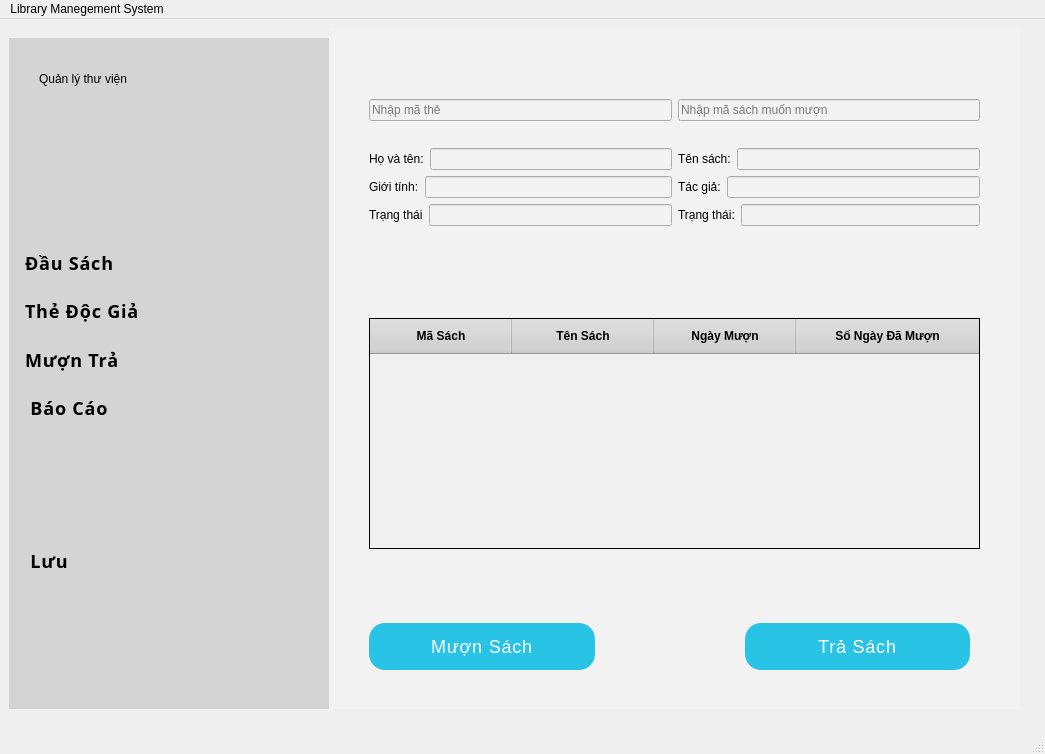
First picture: the form in librarymanage/librarymanagementsystem.ui, repository DTTaze/Qt-Library-Management, before the edit.
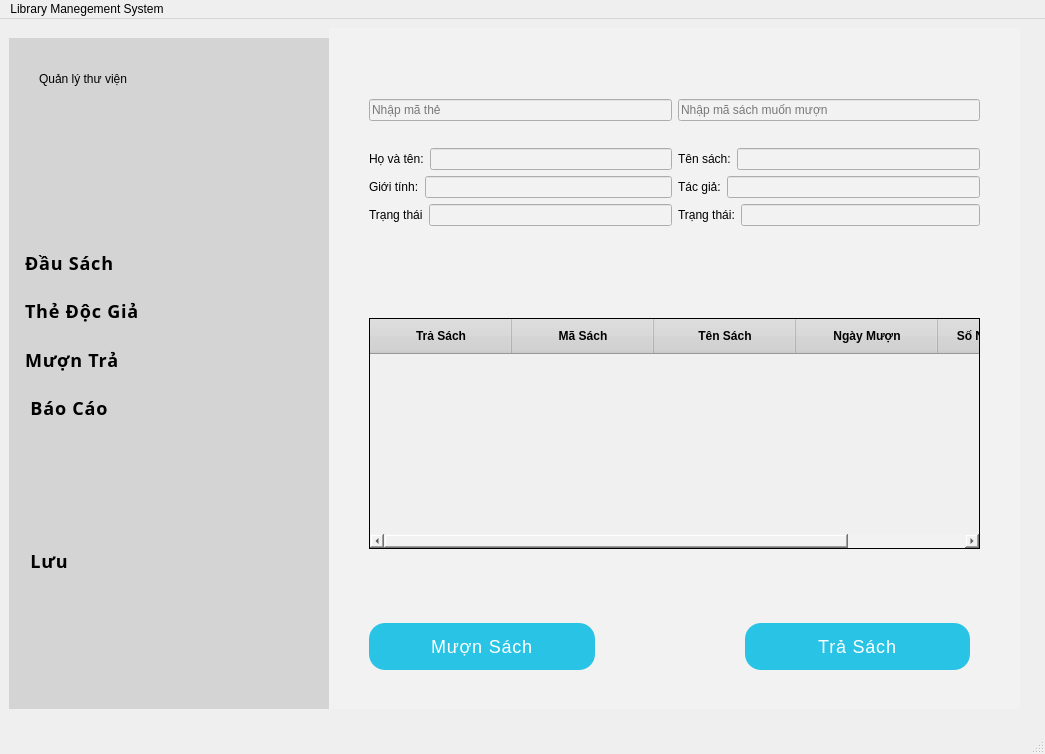
Second picture: the form after the edit. The open tabs and pages were chosen to show the change. Icons and pictures are not drawn.

What changed in the file:
```diff
--- a/librarymanage/librarymanagementsystem.ui
+++ b/librarymanage/librarymanagementsystem.ui
@@ -1047,6 +1047,11 @@
             <attribute name="horizontalHeaderStretchLastSection">
              <bool>true</bool>
             </attribute>
+            <column>
+             <property name="text">
+              <string>Trả Sách</string>
+             </property>
+            </column>
             <column>
              <property name="text">
               <string>Mã Sách</string>
```
Left out of the diff: 2 changed lines with no effect on the pictures.
